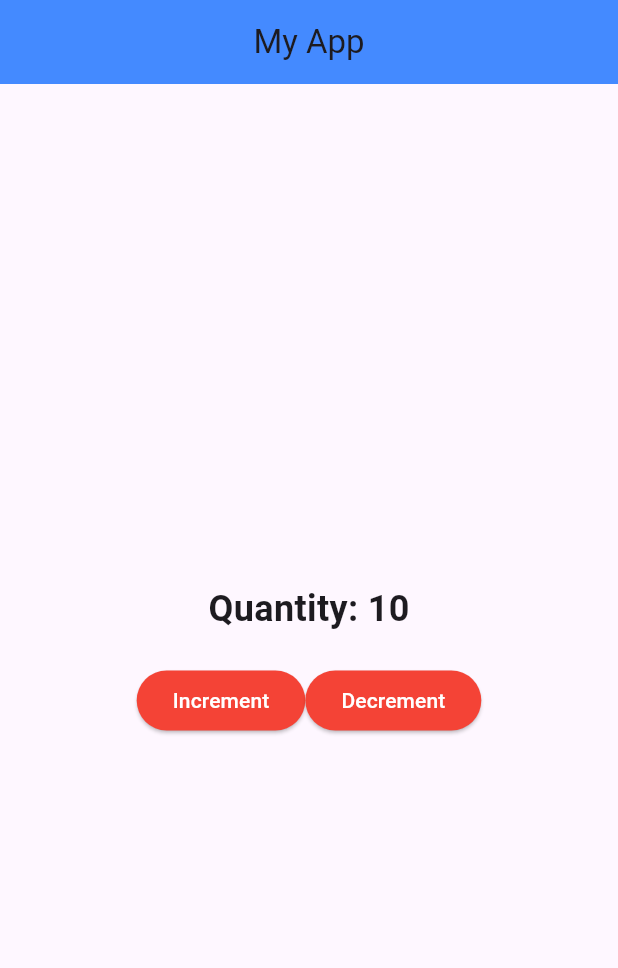
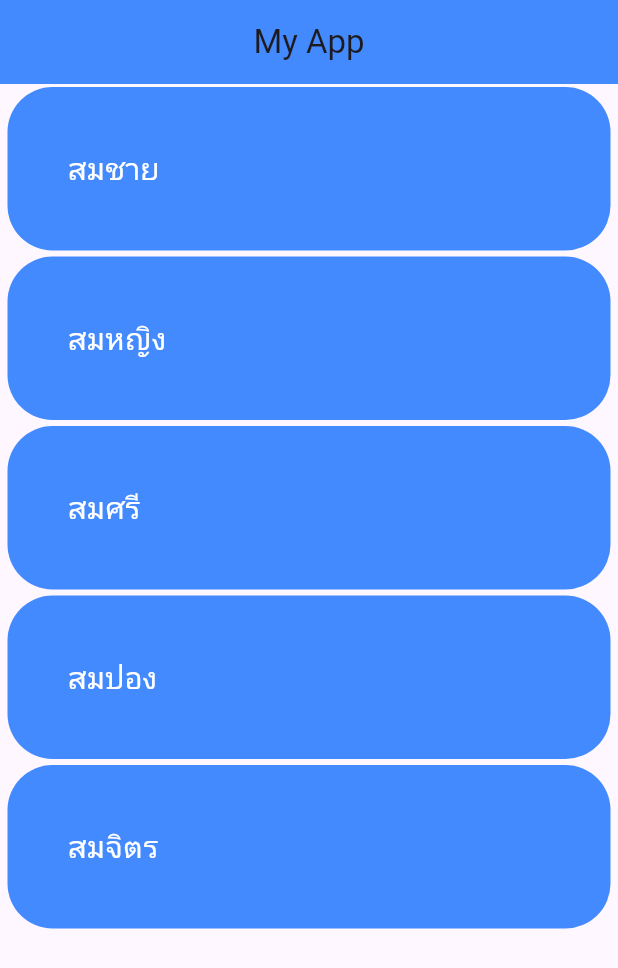
Before and after one commit to wxdkung/learn_flutter_67_1, a Flutter app: the screen it shows after launch, on a phone screen of 412 x 824 dp. Shown: the top 968 px of the screen. Run offline on Flutter 3.47's test engine with Material 3 defaults, Android fonts, the phone set to English and light mode, and no system bars.

Commit message:
step 9 List

```diff
--- /dev/null
+++ b/ExerciseV.dart
@@ -0,0 +1,12 @@
+import 'dart:io';
+
+void main() {
+  // รับค่าจำนวนเต็มจากผู้ใช้
+  stdout.write("Enter a number: ");
+  int n = int.parse(stdin.readLineSync()!);
+
+  // แสดงสูตรคูณแม่ n ตั้งแต่ 1 ถึง 12
+  for (int i = 1; i <= 12; i++) {
+    print("$n x $i = ${n * i}");
+  }
+}
--- a/lib/screen/item.dart
+++ b/lib/screen/item.dart
@@ -8,60 +8,26 @@ class Item extends StatefulWidget {
 }
 
 class _ItemState extends State<Item> {
-  int quantity = 10;
-
-  void incrementQuantity() {
-    setState(() {
-      quantity++;
-    });
-  }
-
-  void decrementQuantity() {
-    setState(() {
-      // if (quantity > 0) {
-      //   quantity--;
-      // }
-      quantity = quantity > 0
-          ? quantity - 1
-          : 0; // Ensure quantity doesn't go negative
-    });
-  }
+  List data = ["สมชาย", "สมหญิง", "สมศรี", "สมปอง", "สมจิตร"];
 
   @override
   Widget build(BuildContext context) {
-    return Center(
-      child: Column(
-        mainAxisAlignment: MainAxisAlignment.center,
-        children: [
-          Text(
-            "Quantity: $quantity",
-            style: const TextStyle(fontSize: 24, fontWeight: FontWeight.bold),
+    return ListView.builder(
+      itemCount: data.length,
+      itemBuilder: (context, index) {
+        return Container(
+          decoration: BoxDecoration(
+            borderRadius: BorderRadius.circular(30),
+            color: Colors.blueAccent,
+          ), // BoxDecoration
+          margin: EdgeInsets.symmetric(vertical: 2, horizontal: 5),
+          padding: EdgeInsets.all(40),
+          child: Text(
+            data[index],
+            style: TextStyle(fontSize: 20, color: Colors.white),
           ),
-          const SizedBox(height: 20),
-          Row(
-            mainAxisAlignment: MainAxisAlignment.center,
-            children: [
-              ElevatedButton(
-                style: ElevatedButton.styleFrom(
-                  backgroundColor: Colors.red,
-                  foregroundColor: Colors.white,
-                ),
-                onPressed: incrementQuantity,
-                child: const Text("Increment"),
-              ),
-
-              ElevatedButton(
-                style: ElevatedButton.styleFrom(
-                  backgroundColor: Colors.red,
-                  foregroundColor: Colors.white,
-                ),
-                onPressed: decrementQuantity,
-                child: const Text("Decrement"),
-              ),
-            ],
-          ),
-        ],
-      ),
+        );
+      },
     );
   }
 }
```
Also changed, not shown: flutter_01.png (added).
